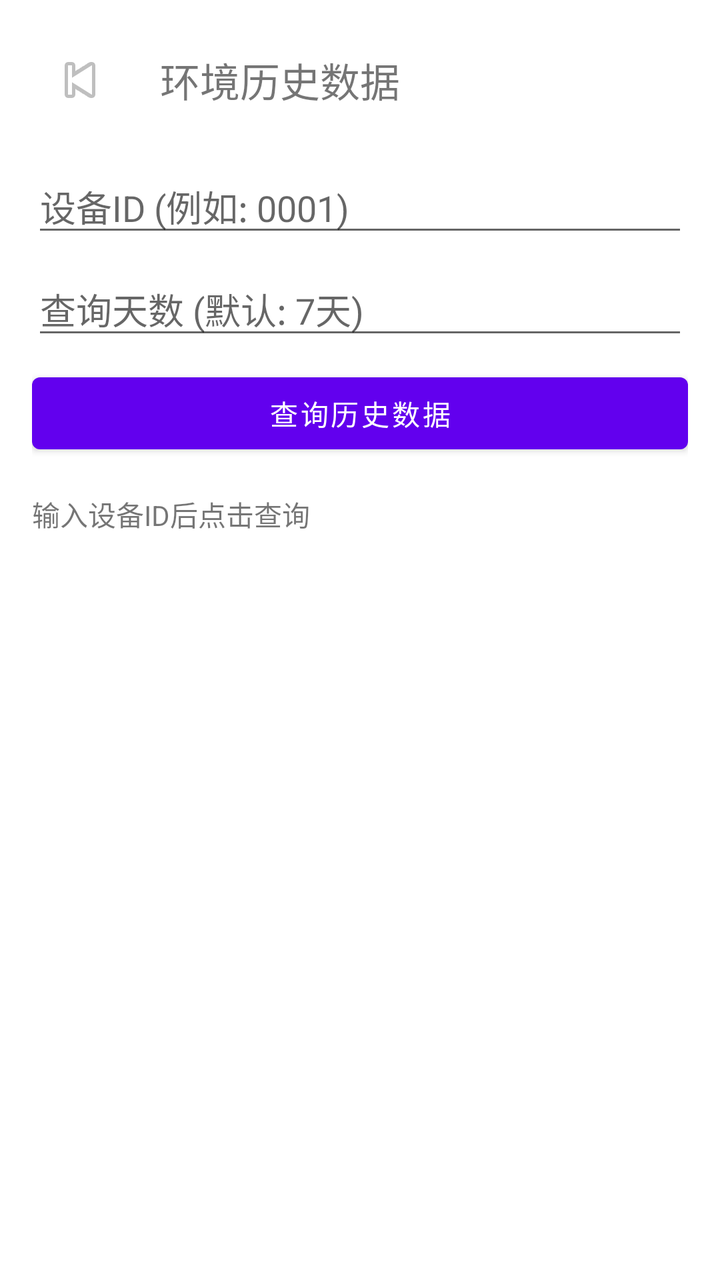
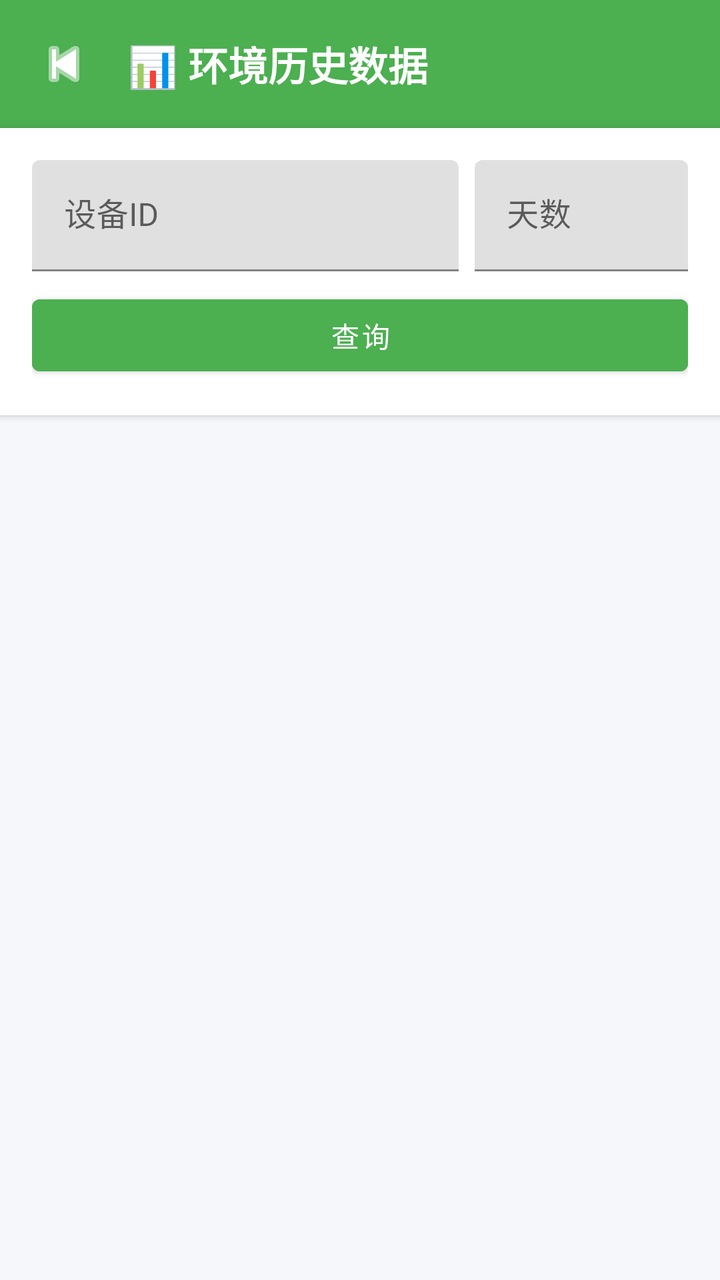

An Android layout rendered at two revisions. The XML below is the earlier revision; the diff shows what the commit changed to produce the second picture.
<!-- AndroidManifest.xml: application theme Theme.Plantbutlerandroid -->
<!-- res/layout/activity_history.xml -->
<?xml version="1.0" encoding="utf-8"?>
<LinearLayout xmlns:android="http://schemas.android.com/apk/res/android"
    android:layout_width="match_parent"
    android:layout_height="match_parent"
    android:orientation="vertical"
    android:padding="16dp">

    <LinearLayout
        android:layout_width="match_parent"
        android:layout_height="wrap_content"
        android:orientation="horizontal"
        android:gravity="center_vertical"
        android:layout_marginBottom="16dp">

        <ImageButton
            android:id="@+id/buttonBack"
            android:layout_width="48dp"
            android:layout_height="48dp"
            android:src="@android:drawable/ic_media_previous"
            android:background="?attr/selectableItemBackgroundBorderless"
            android:contentDescription="返回主页" />

        <TextView
            android:layout_width="wrap_content"
            android:layout_height="wrap_content"
            android:text="环境历史数据"
            android:textSize="20sp"
            android:layout_marginStart="16dp" />
    </LinearLayout>

    <EditText
        android:id="@+id/editDeviceId"
        android:layout_width="match_parent"
        android:layout_height="wrap_content"
        android:hint="设备ID (例如: 0001)"
        android:layout_marginBottom="8dp" />

    <EditText
        android:id="@+id/editDays"
        android:layout_width="match_parent"
        android:layout_height="wrap_content"
        android:hint="查询天数 (默认: 7天)"
        android:inputType="number"
        android:layout_marginBottom="8dp" />

    <Button
        android:id="@+id/buttonLoadHistory"
        android:layout_width="match_parent"
        android:layout_height="wrap_content"
        android:text="查询历史数据"
        android:layout_marginBottom="16dp" />

    <ScrollView
        android:layout_width="match_parent"
        android:layout_height="0dp"
        android:layout_weight="1">
        <TextView
            android:id="@+id/textViewHistory"
            android:layout_width="match_parent"
            android:layout_height="wrap_content"
            android:text="输入设备ID后点击查询" />
    </ScrollView>

</LinearLayout>
<!-- resources referenced by this layout -->
<resources>
  <style name="Theme.Plantbutlerandroid" parent="Theme.MaterialComponents.DayNight.DarkActionBar">
          
          <item name="colorPrimary">@color/purple_500</item>
          <item name="colorPrimaryVariant">@color/purple_700</item>
          <item name="colorOnPrimary">@color/white</item>
          
          <item name="colorSecondary">@color/teal_200</item>
          <item name="colorSecondaryVariant">@color/teal_700</item>
          <item name="colorOnSecondary">@color/black</item>
          
          <item name="android:statusBarColor">?attr/colorPrimaryVariant</item>
          
      </style>
  <color name="purple_500">#FF6200EE</color>
  <color name="purple_700">#FF3700B3</color>
  <color name="white">#FFFFFFFF</color>
  <color name="teal_200">#FF03DAC5</color>
  <color name="teal_700">#FF018786</color>
  <color name="black">#FF000000</color>
</resources>

<!-- the commit's change to res/layout/activity_history.xml (unified diff, before → after) -->
@@ -3,62 +3,161 @@
     android:layout_width="match_parent"
     android:layout_height="match_parent"
     android:orientation="vertical"
-    android:padding="16dp">
+    android:background="@color/background_light">
 
+    
     <LinearLayout
         android:layout_width="match_parent"
         android:layout_height="wrap_content"
         android:orientation="horizontal"
         android:gravity="center_vertical"
-        android:layout_marginBottom="16dp">
+        android:background="@color/primary_color"
+        android:padding="12dp">
 
         <ImageButton
             android:id="@+id/buttonBack"
-            android:layout_width="48dp"
-            android:layout_height="48dp"
+            android:layout_width="40dp"
+            android:layout_height="40dp"
             android:src="@android:drawable/ic_media_previous"
             android:background="?attr/selectableItemBackgroundBorderless"
-            android:contentDescription="返回主页" />
+            android:tint="#FFFFFF"
+            android:contentDescription="返回" />
 
         <TextView
             android:layout_width="wrap_content"
             android:layout_height="wrap_content"
-            android:text="环境历史数据"
+            android:text="📊 环境历史数据"
             android:textSize="20sp"
-            android:layout_marginStart="16dp" />
+            android:textStyle="bold"
+            android:textColor="#FFFFFF"
+            android:layout_marginStart="12dp" />
     </LinearLayout>
 
-    <EditText
-        android:id="@+id/editDeviceId"
+    
+    <LinearLayout
         android:layout_width="match_parent"
         android:layout_height="wrap_content"
-        android:hint="设备ID (例如: 0001)"
-        android:layout_marginBottom="8dp" />
+        android:orientation="vertical"
+        android:background="@color/background_card"
+        android:padding="16dp"
+        android:elevation="2dp">
 
-    <EditText
-        android:id="@+id/editDays"
+        <LinearLayout
+            android:layout_width="match_parent"
+            android:layout_height="wrap_content"
+            android:orientation="horizontal">
+
+            <com.google.android.material.textfield.TextInputLayout
+                android:layout_width="0dp"
+                android:layout_height="wrap_content"
+                android:layout_weight="2"
+                android:hint="设备ID"
+                android:layout_marginEnd="8dp">
+                <com.google.android.material.textfield.TextInputEditText
+                    android:id="@+id/editDeviceId"
+                    android:layout_width="match_parent"
+                    android:layout_height="wrap_content" />
+            </com.google.android.material.textfield.TextInputLayout>
+
+            <com.google.android.material.textfield.TextInputLayout
+                android:layout_width="0dp"
+                android:layout_height="wrap_content"
+                android:layout_weight="1"
+                android:hint="天数"
+                xmlns:app="http://schemas.android.com/apk/res-auto">
+                <com.google.android.material.textfield.TextInputEditText
+                    android:id="@+id/editDays"
+                    android:layout_width="match_parent"
+                    android:layout_height="wrap_content"
+                    android:inputType="number" />
+            </com.google.android.material.textfield.TextInputLayout>
+
+        </LinearLayout>
+
+        <Button
+            android:id="@+id/buttonLoadHistory"
+            android:layout_width="match_parent"
+            android:layout_height="wrap_content"
+            android:text="查询"
+            android:backgroundTint="@color/primary_color"
+            android:textColor="#FFFFFF"
+            android:layout_marginTop="8dp" />
+
+    </LinearLayout>
+
+    
+    <LinearLayout
+        android:id="@+id/summaryCard"
         android:layout_width="match_parent"
         android:layout_height="wrap_content"
-        android:hint="查询天数 (默认: 7天)"
-        android:inputType="number"
-        android:layout_marginBottom="8dp" />
+        android:orientation="horizontal"
+        android:background="@color/primary_light"
+        android:padding="12dp"
+        android:visibility="gone">
 
-    <Button
-        android:id="@+id/buttonLoadHistory"
-        android:layout_width="match_parent"
-        android:layout_height="wrap_content"
-        android:text="查询历史数据"
-        android:layout_marginBottom="16dp" />
+        <TextView
+            android:id="@+id/textSummary"
+            android:layout_width="match_parent"
+            android:layout_height="wrap_content"
+            android:textSize="13sp"
+            android:textColor="@color/primary_dark" />
+    </LinearLayout>
 
-    <ScrollView
+    
+    <HorizontalScrollView
         android:layout_width="match_parent"
         android:layout_height="0dp"
         android:layout_weight="1">
-        <TextView
-            android:id="@+id/textViewHistory"
-            android:layout_width="match_parent"
-            android:layout_height="wrap_content"
-            android:text="输入设备ID后点击查询" />
-    </ScrollView>
+
+        <ScrollView
+            android:layout_width="wrap_content"
+            android:layout_height="match_parent">
+
+            <LinearLayout
+                android:layout_width="wrap_content"
+                android:layout_height="wrap_content"
+                android:orientation="vertical">
+
+                
+                <LinearLayout
+                    android:id="@+id/tableHeader"
+                    android:layout_width="wrap_content"
+                    android:layout_height="wrap_content"
+                    android:orientation="horizontal"
+                    android:background="@color/primary_color"
+                    android:visibility="gone">
+
+                    <TextView android:layout_width="160dp" android:layout_height="wrap_content"
+                        android:text="时间" android:textColor="#FFFFFF" android:textStyle="bold"
+                        android:padding="10dp" android:textSize="13sp" />
+                    <View android:layout_width="1dp" android:layout_height="match_parent" android:background="#80FFFFFF"/>
+                    <TextView android:layout_width="72dp" android:layout_height="wrap_content"
+                        android:text="🌡 温度" android:textColor="#FFFFFF" android:textStyle="bold"
+                        android:padding="10dp" android:textSize="13sp" android:gravity="center"/>
+                    <View android:layout_width="1dp" android:layout_height="match_parent" android:background="#80FFFFFF"/>
+                    <TextView android:layout_width="80dp" android:layout_height="wrap_content"
+                        android:text="💧 土壤" android:textColor="#FFFFFF" android:textStyle="bold"
+                        android:padding="10dp" android:textSize="13sp" android:gravity="center"/>
+                    <View android:layout_width="1dp" android:layout_height="match_parent" android:background="#80FFFFFF"/>
+                    <TextView android:layout_width="80dp" android:layout_height="wrap_content"
+                        android:text="💨 空气" android:textColor="#FFFFFF" android:textStyle="bold"
+                        android:padding="10dp" android:textSize="13sp" android:gravity="center"/>
+                    <View android:layout_width="1dp" android:layout_height="match_parent" android:background="#80FFFFFF"/>
+                    <TextView android:layout_width="88dp" android:layout_height="wrap_content"
+                        android:text="☀ 光照" android:textColor="#FFFFFF" android:textStyle="bold"
+                        android:padding="10dp" android:textSize="13sp" android:gravity="center"/>
+
+                </LinearLayout>
+
+                
+                <LinearLayout
+                    android:id="@+id/tableBody"
+                    android:layout_width="wrap_content"
+                    android:layout_height="wrap_content"
+                    android:orientation="vertical" />
+
+            </LinearLayout>
+        </ScrollView>
+    </HorizontalScrollView>
 
 </LinearLayout>
<!-- resource entries referenced after the edit -->
@@ -1,5 +1,10 @@
 <!-- resources referenced by this layout -->
 <resources>
+  <color name="background_card">#FFFFFF</color>
+  <color name="background_light">#F5F7FA</color>
+  <color name="primary_color">#4CAF50</color>
+  <color name="primary_dark">#388E3C</color>
+  <color name="primary_light">#C8E6C9</color>
   <style name="Theme.Plantbutlerandroid" parent="Theme.MaterialComponents.DayNight.DarkActionBar">
           
           <item name="colorPrimary">@color/purple_500</item>
